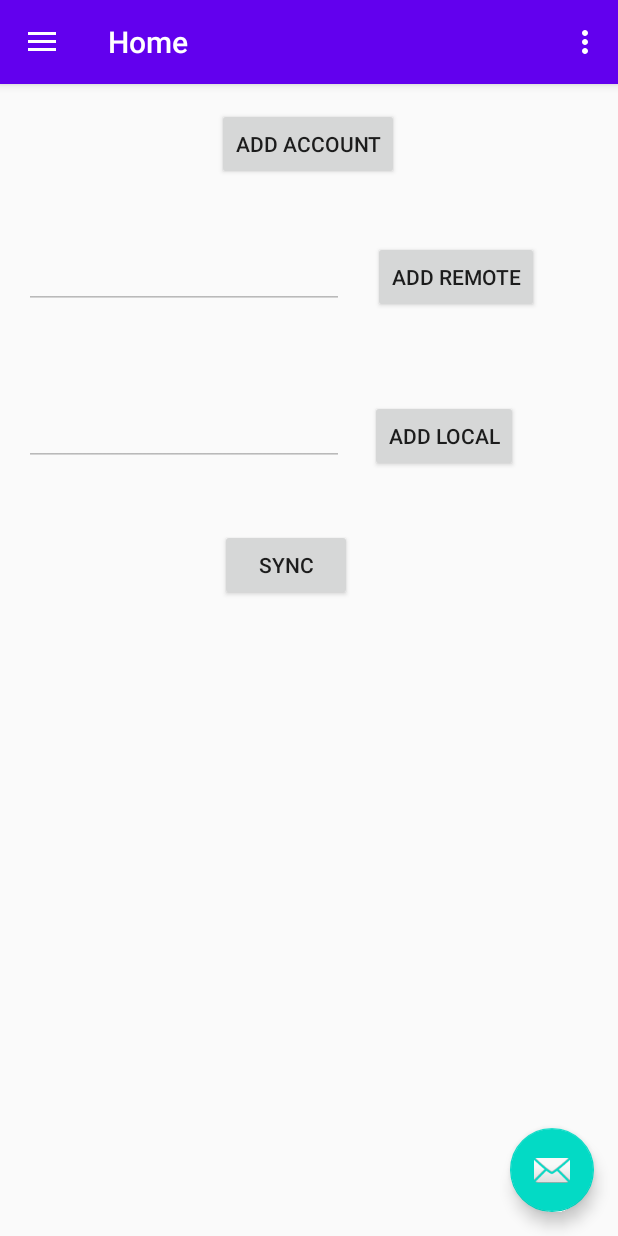
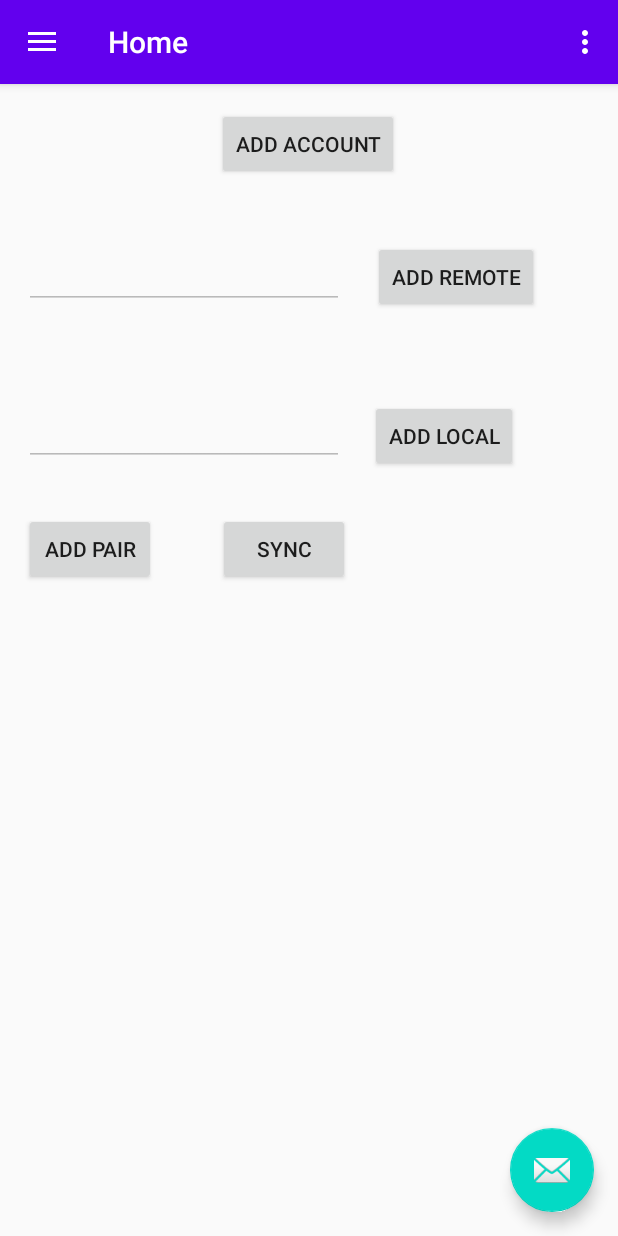
Before and after one commit to EduSFreitas/SyncFiles, an Android app: the screen it shows after launch (MainActivity), on a phone screen of 412 x 824 dp. Run offline under Robolectric (Android 15) with nearby library versions, the phone set to English and light mode, and no system bars; our stand-ins replace Timber, navigation-ui; libraries missing offline, so code that uses them is left out: com.google.api.client, com.google.api.services.

```diff
--- a/app/src/main/AndroidManifest.xml
+++ b/app/src/main/AndroidManifest.xml
@@ -16,7 +16,8 @@
         <activity
             android:name=".PickerActivity"
             android:label="@string/title_activity_system_files"
-            android:theme="@style/AppTheme.NoActionBar">
+            android:theme="@style/AppTheme.NoActionBar"
+            android:launchMode="singleTask" >
         </activity>
         <activity
             android:name=".MainActivity"
--- a/app/src/main/java/com/rafalk/syncfiles/DriveFilesAdapter.kt
+++ b/app/src/main/java/com/rafalk/syncfiles/DriveFilesAdapter.kt
@@ -52,7 +52,7 @@ class DriveFilesAdapter(
             val result = googleDriveService
                 .files().list()
                 .setSpaces("drive")
-                .setQ("'${item.file.id}' in parents")
+                .setQ("'${item.file.id}' in parents and trashed=false")
                 .setFields("nextPageToken, files(id, name, mimeType)")
                 .setPageToken(null)
                 .execute()
--- a/app/src/main/java/com/rafalk/syncfiles/MainViewModel.kt
+++ b/app/src/main/java/com/rafalk/syncfiles/MainViewModel.kt
@@ -4,7 +4,7 @@ import androidx.lifecycle.MutableLiveData
 import androidx.lifecycle.ViewModel
 
 class MainViewModel : ViewModel() {
-    var remoteDir = MutableLiveData<String>().apply { value = "" }
-    var remoteDirId = MutableLiveData<String>().apply { value = "" }
-    var localDir = MutableLiveData<String>().apply { value = "" }
+    var remoteDir = MutableLiveData<String>()
+    var remoteDirId = MutableLiveData<String>()
+    var localDir = MutableLiveData<String>()
 }
--- a/app/src/main/res/layout/content_main.xml
+++ b/app/src/main/res/layout/content_main.xml
@@ -7,17 +7,18 @@
     app:layout_behavior="@string/appbar_scrolling_view_behavior"
     tools:showIn="@layout/app_bar_main">
 
+
     <fragment
         android:id="@+id/nav_host_fragment"
         android:name="androidx.navigation.fragment.NavHostFragment"
         android:layout_width="match_parent"
         android:layout_height="match_parent"
         app:defaultNavHost="true"
+        app:layout_constraintHorizontal_bias="0.0"
         app:layout_constraintLeft_toLeftOf="parent"
         app:layout_constraintRight_toRightOf="parent"
         app:layout_constraintTop_toTopOf="parent"
         app:navGraph="@navigation/mobile_navigation" />
-
 
     <Button
         android:id="@+id/add_account_button"
@@ -81,10 +82,19 @@
         android:id="@+id/sync_button"
         android:layout_width="wrap_content"
         android:layout_height="wrap_content"
-        android:layout_marginTop="38dp"
-        android:layout_marginEnd="12dp"
+        android:layout_marginTop="27dp"
+        android:layout_marginEnd="13dp"
         android:text="Sync"
         app:layout_constraintEnd_toStartOf="@+id/add_local_dir_button"
         app:layout_constraintTop_toBottomOf="@+id/add_local_dir_button" />
 
+    <Button
+        android:id="@+id/add_pair"
+        android:layout_width="wrap_content"
+        android:layout_height="wrap_content"
+        android:layout_marginStart="16dp"
+        android:text="Add pair"
+        app:layout_constraintBaseline_toBaselineOf="@+id/sync_button"
+        app:layout_constraintStart_toStartOf="parent" />
+
 </androidx.constraintlayout.widget.ConstraintLayout>
```
Also changed, not shown: app/src/main/java/com/rafalk/syncfiles/MainActivity.kt (+9 -13 lines), app/src/main/java/com/rafalk/syncfiles/PickerActivity.kt (+7 -6 lines).
